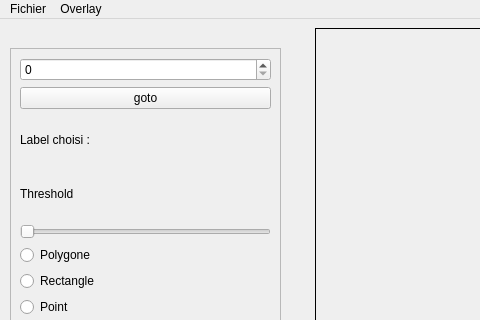
Above: untitled.ui from ostidepeignecul/segmentation-tool before the change; both pictures show x 0 to 480 and y 0 to 320 of the 1107 by 823 pixel window. Below: the same form after it.
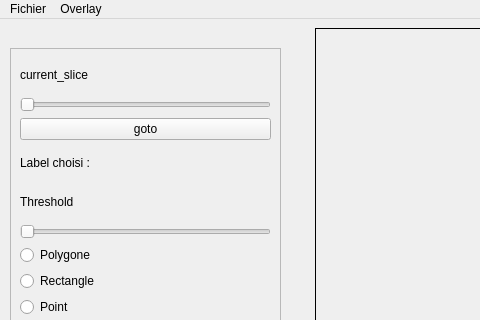
That is the form after the change. Custom widgets are drawn as their Qt base class.

The edit to the form file:
```diff
--- a/untitled.ui
+++ b/untitled.ui
@@ -136,7 +136,18 @@
      </property>
      <layout class="QVBoxLayout" name="verticalLayout_5">
       <item>
-       <widget class="QSpinBox" name="spinBox"/>
+       <widget class="QLabel" name="label_3">
+        <property name="text">
+         <string>current_slice</string>
+        </property>
+       </widget>
+      </item>
+      <item>
+       <widget class="QSlider" name="horizontalSlider_2">
+        <property name="orientation">
+         <enum>Qt::Orientation::Horizontal</enum>
+        </property>
+       </widget>
       </item>
       <item>
        <widget class="QPushButton" name="pushButton">
```
